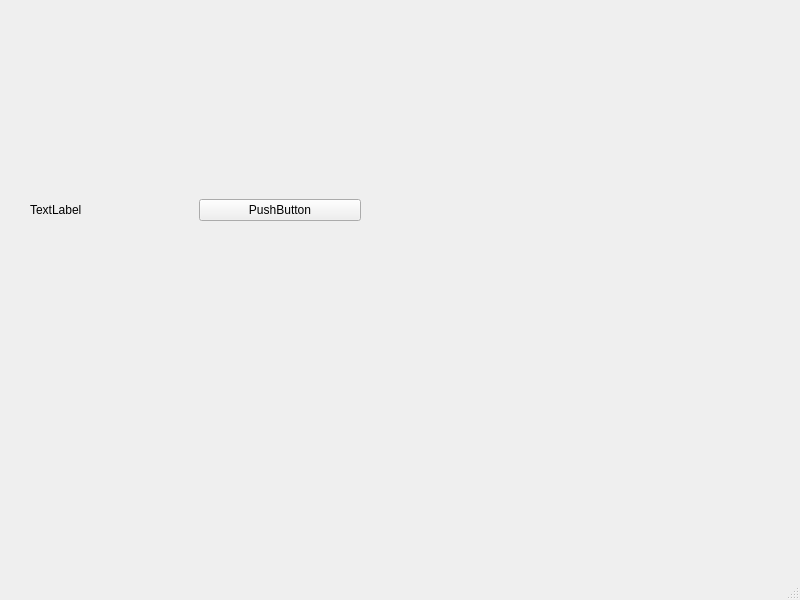
Qt form ui/MainWindow.ui (mechurak/SnsTradeBot) before a commit.
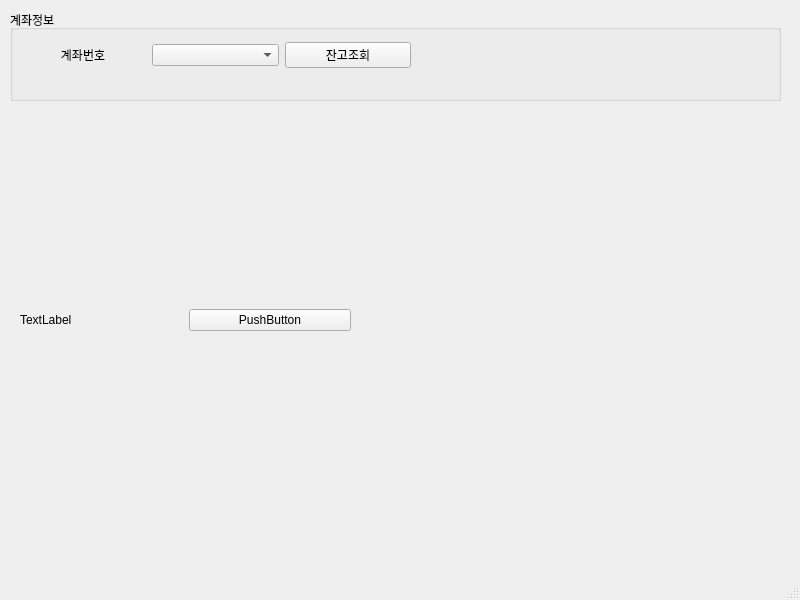
The same form after that commit.

```diff
--- a/ui/MainWindow.ui
+++ b/ui/MainWindow.ui
@@ -17,8 +17,8 @@
    <widget class="QWidget" name="horizontalLayoutWidget">
     <property name="geometry">
      <rect>
-      <x>30</x>
-      <y>170</y>
+      <x>20</x>
+      <y>280</y>
       <width>331</width>
       <height>80</height>
      </rect>
@@ -40,6 +40,51 @@
      </item>
     </layout>
    </widget>
+   <widget class="QGroupBox" name="groupBox">
+    <property name="geometry">
+     <rect>
+      <x>10</x>
+      <y>10</y>
+      <width>771</width>
+      <height>91</height>
+     </rect>
+    </property>
+    <property name="title">
+     <string>계좌정보</string>
+    </property>
+    <widget class="QWidget" name="layoutWidget">
+     <property name="geometry">
+      <rect>
+       <x>10</x>
+       <y>30</y>
+       <width>391</width>
+       <height>30</height>
+      </rect>
+     </property>
+     <layout class="QHBoxLayout" name="horizontalLayout_2">
+      <item>
+       <widget class="QLabel" name="label_2">
+        <property name="text">
+         <string>계좌번호</string>
+        </property>
+        <property name="alignment">
+         <set>Qt::AlignCenter</set>
+        </property>
+       </widget>
+      </item>
+      <item>
+       <widget class="QComboBox" name="combo_account"/>
+      </item>
+      <item>
+       <widget class="QPushButton" name="btn_balance">
+        <property name="text">
+         <string>잔고조회</string>
+        </property>
+       </widget>
+      </item>
+     </layout>
+    </widget>
+   </widget>
   </widget>
   <widget class="QStatusBar" name="statusbar"/>
   <widget class="QMenuBar" name="menuBar">
```
